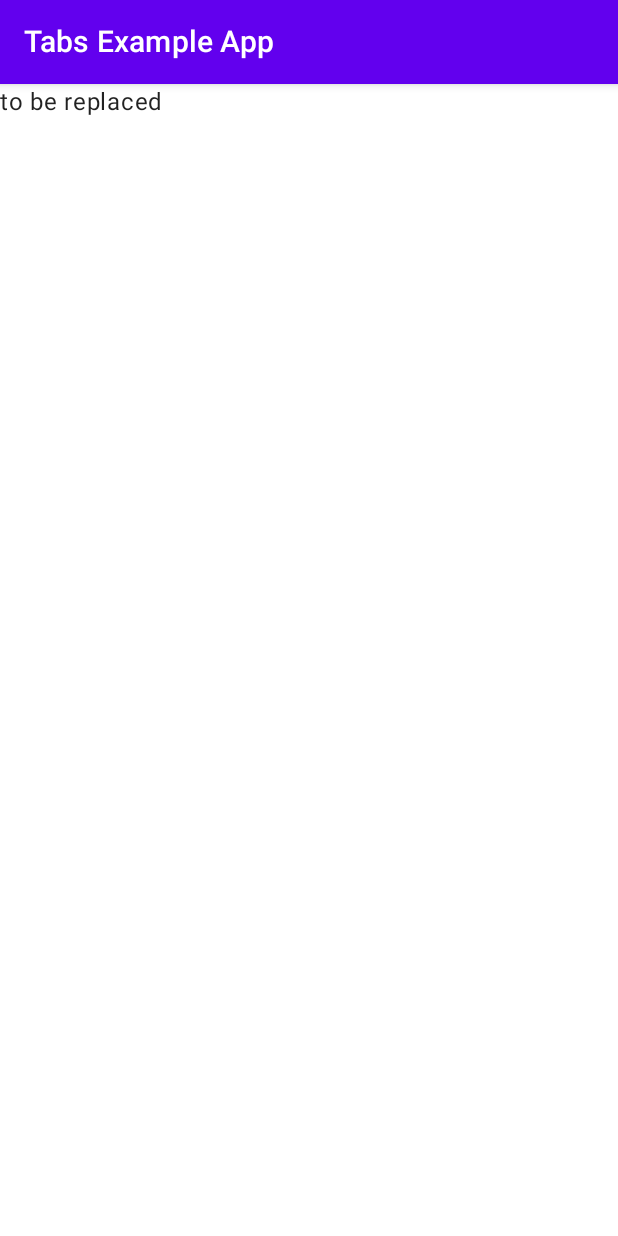
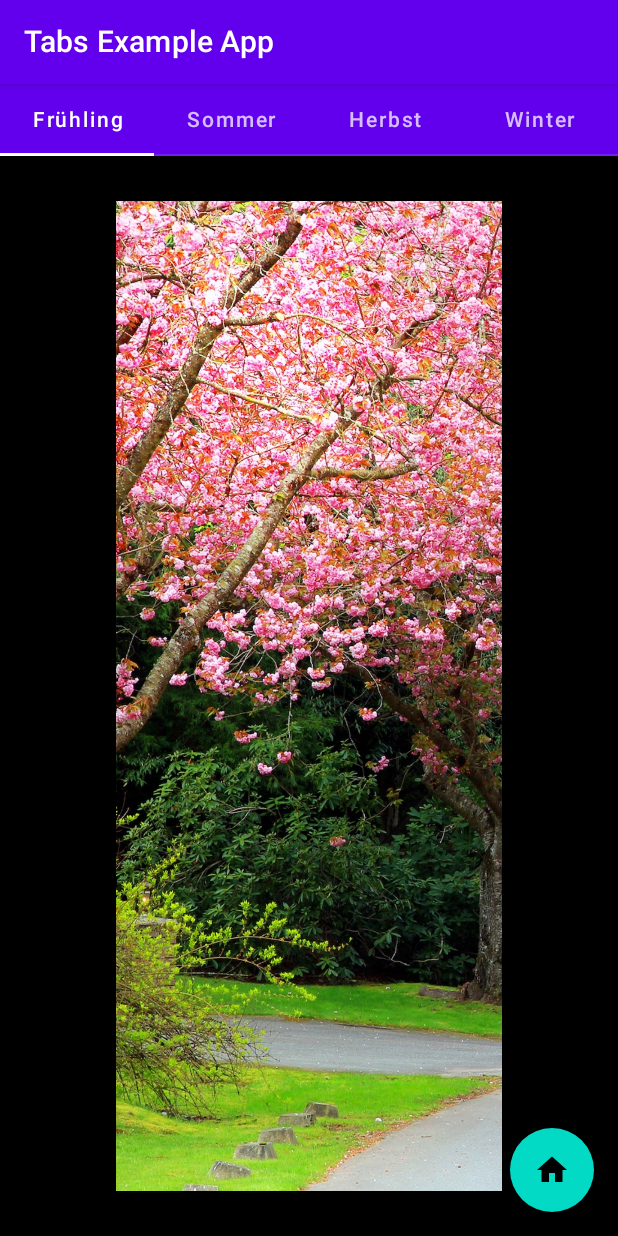
Before and after one commit to emoba-fhnw/emoba-rogerxlk, an Android app built with Jetpack Compose: the screen it shows after launch (MainActivity), on a phone screen of 412 x 824 dp. Run offline under Robolectric (Android 15) with nearby library versions, the light colour scheme and no system bars; Roboto replaces fonts that are not available here.

Commit message:
ck: 60min - update TabsExampleApp

```diff
--- a/app/src/main/kotlin/fhnw/emoba/modules/module04/tabs/model/TabsModel.kt
+++ b/app/src/main/kotlin/fhnw/emoba/modules/module04/tabs/model/TabsModel.kt
@@ -7,6 +7,7 @@ object TabsModel {
 
     // todo: was wird benoetigt fuer den Praesentationszustand?
     lateinit var availableTabs : List<AvailableTabs>
+    lateinit var selectedTab: AvailableTabs
 
     fun loadAvailableTabs(){
         availableTabs = AvailableTabs.values().asList()
--- a/app/src/main/kotlin/fhnw/emoba/modules/module04/tabs/ui/TabsUI.kt
+++ b/app/src/main/kotlin/fhnw/emoba/modules/module04/tabs/ui/TabsUI.kt
@@ -2,29 +2,28 @@ package fhnw.emoba.modules.module04.tabs.ui
 
 import androidx.compose.foundation.Image
 import androidx.compose.foundation.background
-import androidx.compose.foundation.layout.Box
-import androidx.compose.foundation.layout.PaddingValues
-import androidx.compose.foundation.layout.fillMaxSize
-import androidx.compose.foundation.layout.padding
-import androidx.compose.material.FabPosition
-import androidx.compose.material.MaterialTheme
-import androidx.compose.material.Scaffold
-import androidx.compose.material.Text
-import androidx.compose.material.TopAppBar
-import androidx.compose.runtime.Composable
+import androidx.compose.foundation.layout.*
+import androidx.compose.material.*
+import androidx.compose.material.icons.Icons
+import androidx.compose.material.icons.filled.Favorite
+import androidx.compose.material.icons.filled.Home
+import androidx.compose.runtime.*
 import androidx.compose.ui.Alignment
 import androidx.compose.ui.Modifier
 import androidx.compose.ui.graphics.Color
 import androidx.compose.ui.res.painterResource
 import androidx.compose.ui.unit.dp
+import fhnw.emoba.modules.module04.tabs.enum.AvailableTabs
 import fhnw.emoba.modules.module04.tabs.model.TabsModel
+import fhnw.emoba.modules.module04.tabs.model.TabsModel.availableTabs
 
 @Composable
 fun TabsUI(model: TabsModel) {
     MaterialTheme {
-        Scaffold(topBar                       = { Bar(model) },
-                 floatingActionButton         = { FAB(model) },
-                 floatingActionButtonPosition = FabPosition.End,
+        Scaffold(
+            topBar = { Bar(model) },
+            floatingActionButton = { FAB(model) },
+            floatingActionButtonPosition = FabPosition.End,
             content = { padding ->
                 Body(model, padding)
             },
@@ -41,12 +40,25 @@ private fun Bar(model: TabsModel) {
 
 @Composable
 private fun Body(model: TabsModel, padding: PaddingValues) {
-    with(model){
-        //TODO: mit TabsRow und Tab ersetzen
-        Text("to be replaced")
+    with(model) {
+        //TODO: mit TabsRow und Tab ersetzen !!Image Doesnt work yet!!
+        var state by remember { mutableStateOf(0) }
+        val titles = model.availableTabs
+        Column {
+            TabRow(selectedTabIndex = state) {
+                titles.forEachIndexed { index, tabTitle ->
+                    Tab(
+                        text = { Text(tabTitle.title) },
+                        selected = state == index,
+                        onClick = { state = index }
+                    )
+                }
+            }
+            ContentBox(tabContent = AvailableTabs.FIRST)
 
-        //TODO: Kommentare entfernen
-        //ContentBox(tabContent = selectedTab)
+            //TODO: Kommentare entfernen
+//            ContentBox(tabContent = selectedTab)
+        }
     }
 
 }
@@ -54,20 +66,26 @@ private fun Body(model: TabsModel, padding: PaddingValues) {
 @Composable
 private fun FAB(model: TabsModel) {
     //TODO: ergaenzen mit FloatingActionButton
+    FloatingActionButton(onClick = { /*do something*/ }) {
+        Icon(Icons.Filled.Home, contentDescription = "Go to Home")
+    }
 }
 
 //todo: Kommentare entfernen sobald 'AvailableTabs' fertig ist
-
-//@Composable
-//private fun ContentBox(tabContent: AvailableTabs) {
-//    Box(
-//        modifier = Modifier.fillMaxSize().background(Color.Black),
-//        contentAlignment = Alignment.Center
-//    ) {
-//        Image(
-//            painter = painterResource(0), //TODO: ergaenzen mit richtigem Inhalt
-//            contentDescription = "?", //TODO: ergaenzen mit sinnvollem Inhalt
-//            modifier = Modifier.fillMaxSize().padding(30.dp)
-//        )
-//    }
-//}
+@Composable
+private fun ContentBox(tabContent: AvailableTabs) {
+    Box(
+        modifier = Modifier
+            .fillMaxSize()
+            .background(Color.Black),
+        contentAlignment = Alignment.Center
+    ) {
+        Image(
+            painter = painterResource(tabContent.imageInt), //TODO: ergaenzen mit richtigem Inhalt
+            contentDescription = tabContent.title, //TODO: ergaenzen mit sinnvollem Inhalt
+            modifier = Modifier
+                .fillMaxSize()
+                .padding(30.dp)
+        )
+    }
+}
```
